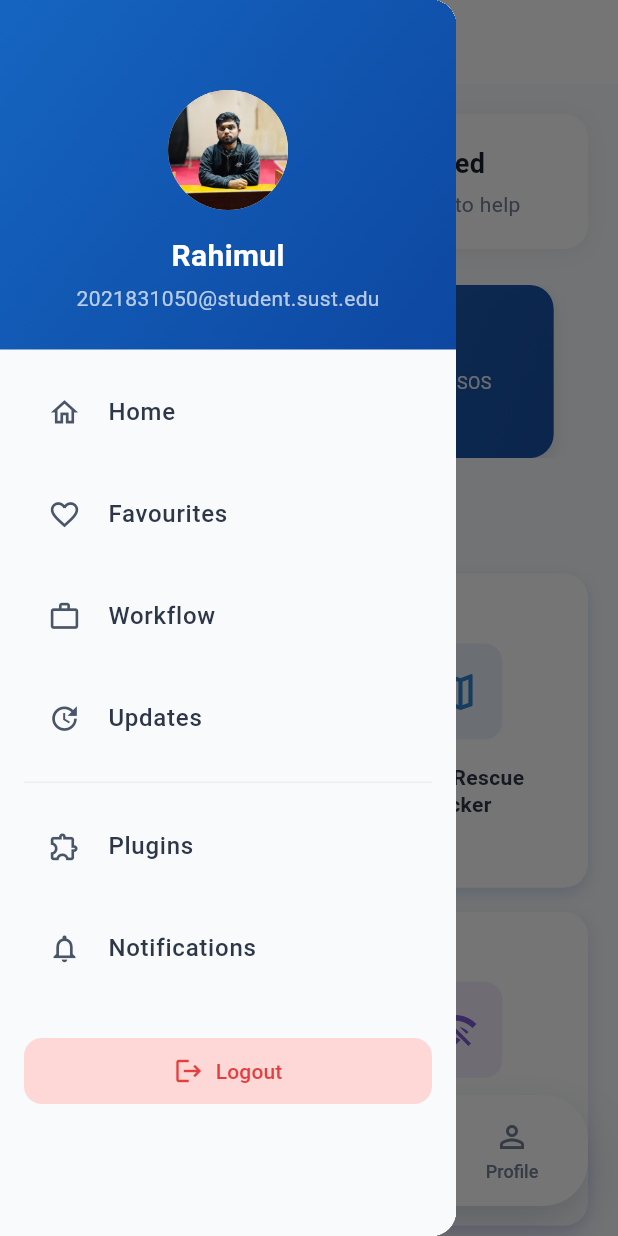
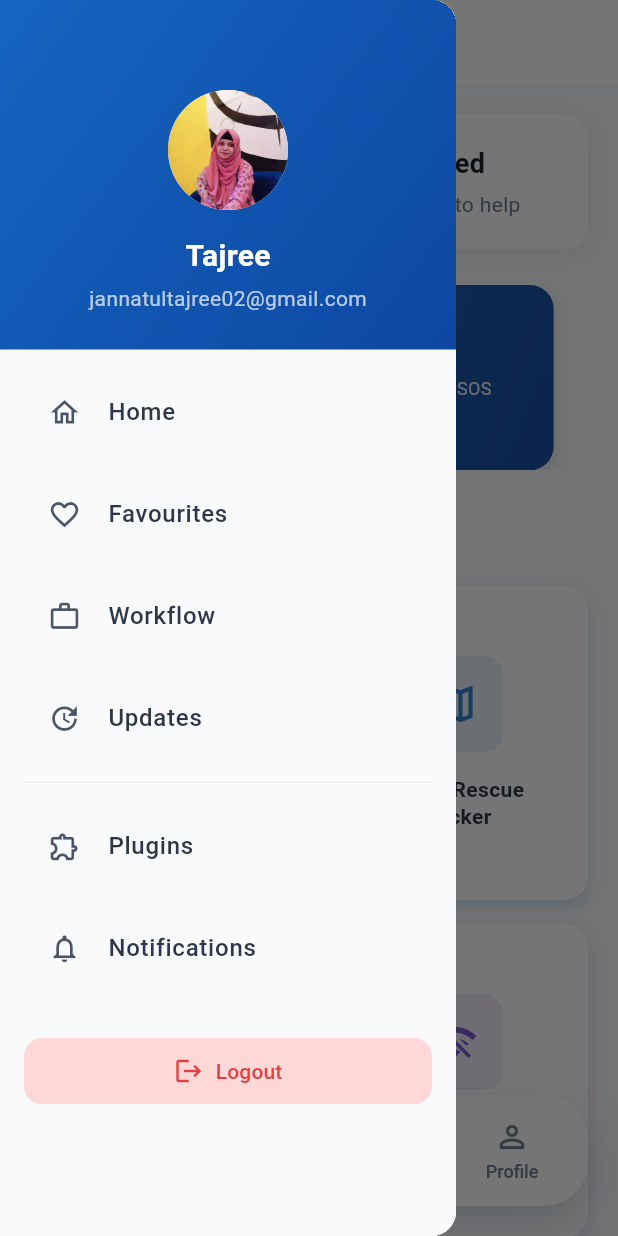
Before and after one commit to MdRahimulHassan/Durjog_Sathi, a Flutter app: the screen it shows once a user with an empty profile is signed in, with the side drawer open, on a phone screen of 412 x 824 dp. Run offline on Flutter 3.47's test engine with Material 3 defaults, Android fonts, the phone set to English and light mode, and no system bars; drawn by our look-alikes of carousel_slider; our stand-ins replace cloud_firestore, firebase_auth, firebase_core, fl_chart, font_awesome_flutter, geolocator and 4 more; missing offline and left inert: flutter_polyline_points; accounts and stored records are empty.

Commit message:
Resolved some code smell

```diff
--- a/lib/screens/HomeScreen.dart
+++ b/lib/screens/HomeScreen.dart
@@ -1,7 +1,6 @@
 import 'package:flutter/material.dart';
 import 'package:firebase_auth/firebase_auth.dart';
 import 'package:carousel_slider/carousel_slider.dart';
-
 import 'RescueRequestScreen.dart';
 import 'MapAndRescueTrackerScreen.dart';
 import 'EmergencyMedicalScreen.dart';
@@ -9,7 +8,6 @@ import 'OfflineCommunicationScreen.dart';
 import 'LoginPage.dart';
 import 'UserRolesScreen.dart';
 import 'Statistics.dart';
-
 class HomeScreen extends StatefulWidget {
   const HomeScreen({super.key});
 
@@ -255,7 +253,7 @@ class _HomeScreenState extends State<HomeScreen> with TickerProviderStateMixin {
               // Safety Messages Carousel
               CarouselSlider(
                 options: CarouselOptions(
-                  height: screenHeight * 0.14,
+                  height: screenHeight * 0.15,
                   autoPlay: true,
                   autoPlayInterval: const Duration(seconds: 4),
                   autoPlayAnimationDuration: const Duration(milliseconds: 800),
@@ -370,7 +368,7 @@ class _HomeScreenState extends State<HomeScreen> with TickerProviderStateMixin {
                   ),
                   child: const Center(
                     child: Text(
-                      '© 2025 Dujog Bondhu - All rights reserved',
+                      '© 2025 Dujog Sathi - All rights reserved',
                       style: TextStyle(
                         color: Color(0xFF718096),
                         fontSize: 12,
@@ -436,13 +434,13 @@ class _HomeScreenState extends State<HomeScreen> with TickerProviderStateMixin {
             child: const Column(
               children: [
                 CircleAvatar(
-                  backgroundImage: AssetImage("assets/images/Rahimul.jpg"),
+                  backgroundImage: AssetImage("assets/images/Tajree.jpg"),
                   radius: 40,
                   backgroundColor: Colors.white,
                 ),
                 SizedBox(height: 16),
                 Text(
-                  "Rahimul",
+                  "Tajree",
                   style: TextStyle(
                     fontSize: 20,
                     fontWeight: FontWeight.w600,
@@ -451,7 +449,7 @@ class _HomeScreenState extends State<HomeScreen> with TickerProviderStateMixin {
                 ),
                 SizedBox(height: 4),
                 Text(
-                  "2021831050@student.sust.edu",
+                  "jannatultajree02@gmail.com",
                   style: TextStyle(
                     fontSize: 14,
                     color: Colors.white70,
@@ -684,7 +682,7 @@ class _HomeScreenState extends State<HomeScreen> with TickerProviderStateMixin {
           },
         ),
         title: const Text(
-          'Dujog Bondhu',
+          'Durjog Sathi',
           style: TextStyle(
             color: Color(0xFF1A202C),
             fontSize: 22,
```
Also changed, not shown: lib/screens/ProfileScreen.dart (deleted, +0 -15 lines), assets/images/Tajree.jpg (added), lib/screens/Hospitals.dart (deleted), lib/screens/LiveRescueHeatmapScreen.dart (line endings or trailing spaces), lib/screens/SelectAffectedPerson.dart (line endings or trailing spaces).
